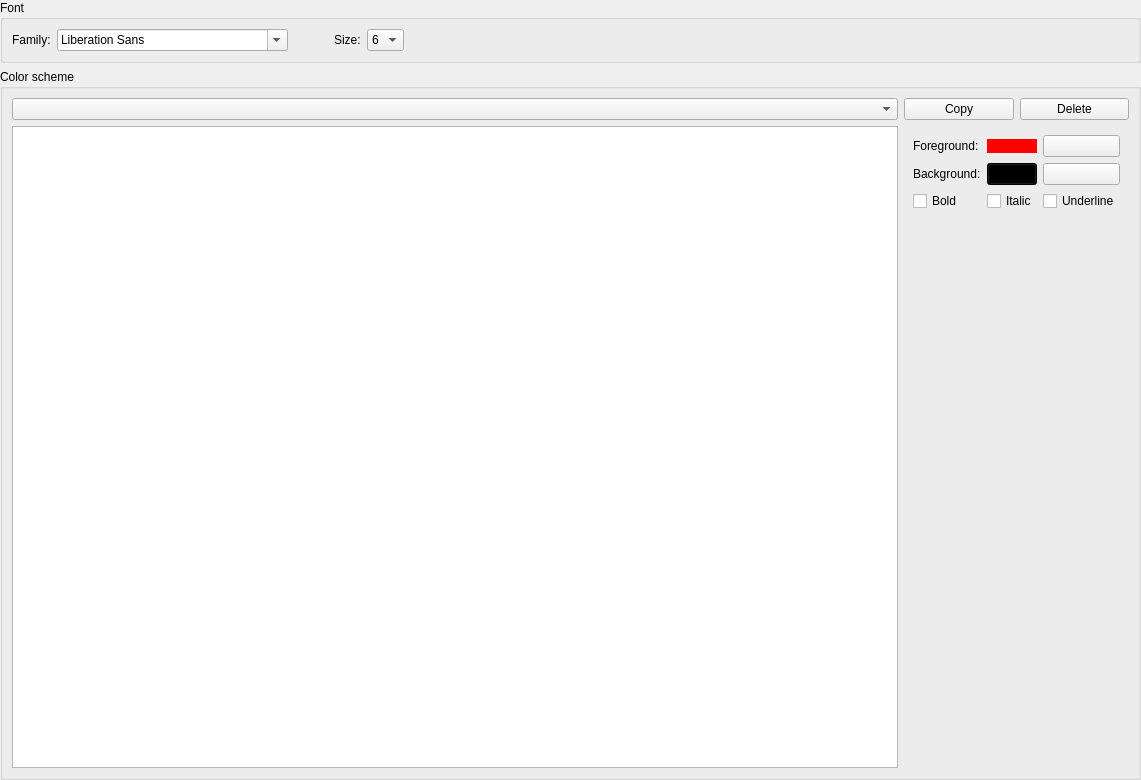
First picture: the form in src/widgets/fontcolorwidget.ui, repository pbek/QOwnNotes, before the edit.
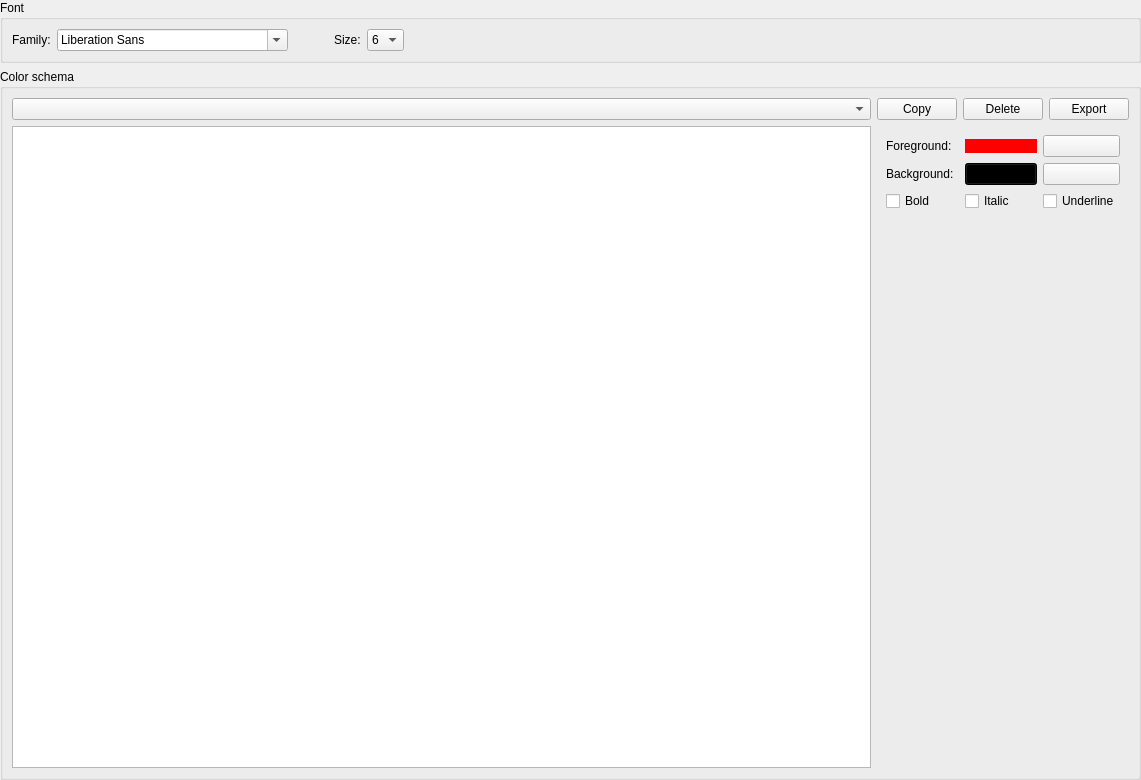
Second picture: the form after the edit. Icons and pictures are not drawn.

Commit message: more editor color schema implementation

Diff of the .ui file:
```diff
--- a/src/widgets/fontcolorwidget.ui
+++ b/src/widgets/fontcolorwidget.ui
@@ -104,7 +104,7 @@
    <item row="1" column="0">
     <widget class="QGroupBox" name="groupBox_19">
      <property name="title">
-      <string>Color scheme</string>
+      <string>Color schema</string>
      </property>
      <layout class="QGridLayout" name="gridLayout_2">
       <item row="0" column="2">
@@ -147,7 +147,21 @@
         </column>
        </widget>
       </item>
-      <item row="1" column="1" colspan="2">
+      <item row="0" column="3">
+       <widget class="QPushButton" name="exportSchemeButton">
+        <property name="toolTip">
+         <string>Export schema</string>
+        </property>
+        <property name="text">
+         <string>Export</string>
+        </property>
+        <property name="icon">
+         <iconset theme="document-export" resource="../breeze-qownnotes.qrc">
+          <normaloff>:/icons/breeze-qownnotes/16x16/document-export.svg</normaloff>:/icons/breeze-qownnotes/16x16/document-export.svg</iconset>
+        </property>
+       </widget>
+      </item>
+      <item row="1" column="1" colspan="3">
        <widget class="QFrame" name="schemeEditFrame">
         <property name="frameShape">
          <enum>QFrame::NoFrame</enum>
```
Left out of the diff: 6 changed lines with no effect on the pictures. The commit also changes 9 other files.
